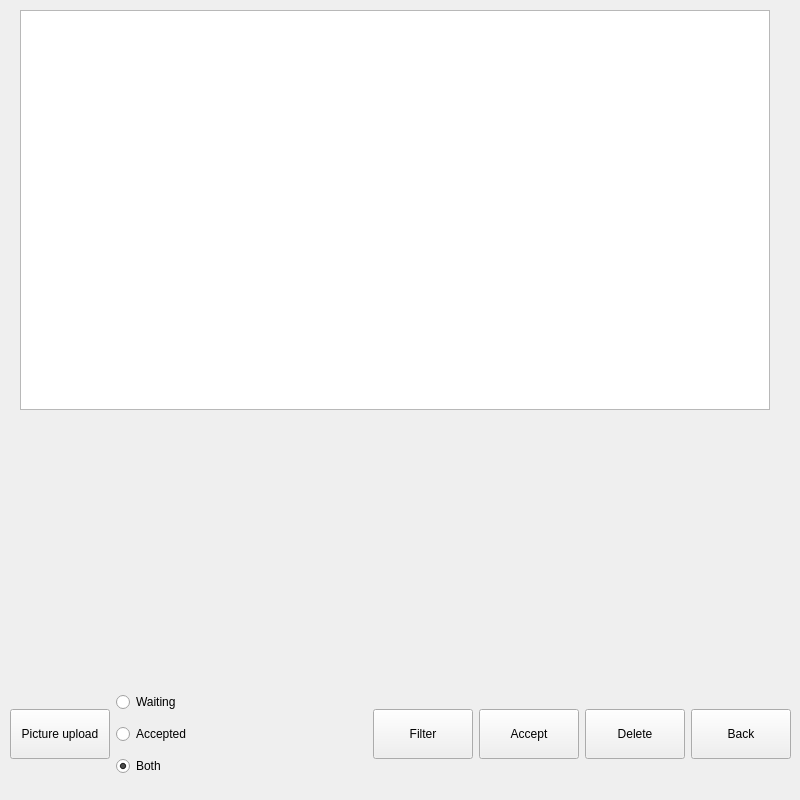
Qt form new_SNR/Project/UI/adminwindow.ui (Teaching-projects/SZE-Projektmunka-2019-Shoot-Run) before a commit.
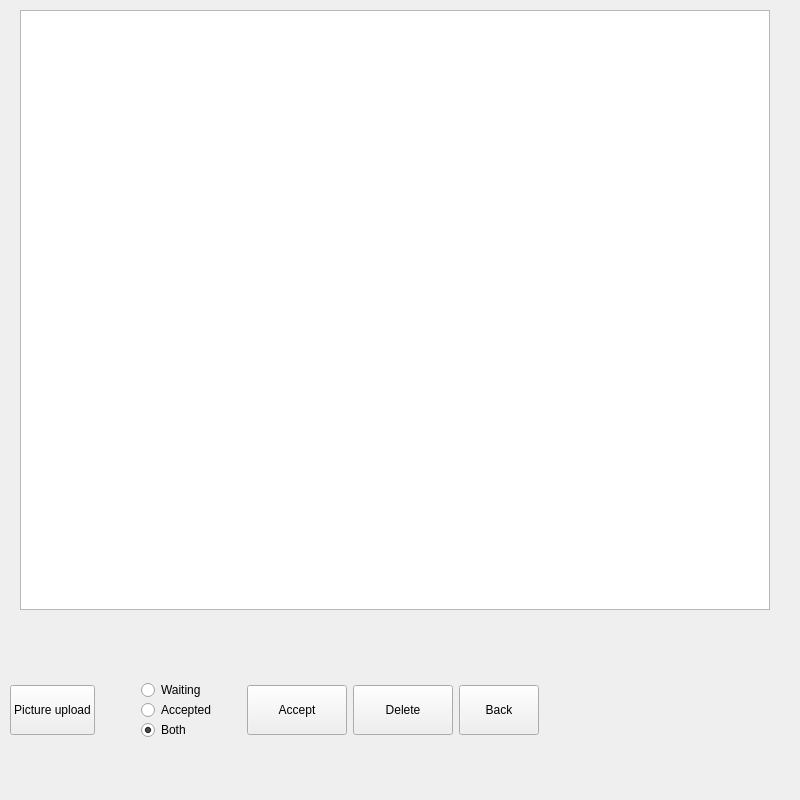
The same form after that commit. The open tabs and pages were chosen to show the change.

```diff
--- a/new_SNR/Project/UI/adminwindow.ui
+++ b/new_SNR/Project/UI/adminwindow.ui
@@ -25,6 +25,9 @@
   <property name="windowTitle">
    <string>ADMINPANEL</string>
   </property>
+  <property name="layoutDirection">
+   <enum>Qt::LeftToRight</enum>
+  </property>
   <layout class="QGridLayout" name="gridLayout_2">
    <property name="leftMargin">
     <number>0</number>
@@ -432,7 +435,7 @@
          <x>20</x>
          <y>10</y>
          <width>750</width>
-         <height>400</height>
+         <height>600</height>
         </rect>
        </property>
        <property name="sizePolicy">
@@ -444,15 +447,18 @@
        <property name="minimumSize">
         <size>
          <width>750</width>
-         <height>400</height>
+         <height>600</height>
         </size>
        </property>
        <property name="maximumSize">
         <size>
          <width>750</width>
-         <height>400</height>
+         <height>600</height>
         </size>
        </property>
+       <property name="layoutDirection">
+        <enum>Qt::LeftToRight</enum>
+       </property>
        <property name="lineWidth">
         <number>1</number>
        </property>
@@ -463,7 +469,7 @@
         <enum>Qt::ScrollBarAsNeeded</enum>
        </property>
        <property name="sizeAdjustPolicy">
-        <enum>QAbstractScrollArea::AdjustToContents</enum>
+        <enum>QAbstractScrollArea::AdjustIgnored</enum>
        </property>
        <property name="autoScroll">
         <bool>false</bool>
@@ -478,19 +484,22 @@
         <enum>QAbstractItemView::NoDragDrop</enum>
        </property>
        <property name="defaultDropAction">
-        <enum>Qt::CopyAction</enum>
+        <enum>Qt::IgnoreAction</enum>
+       </property>
+       <property name="alternatingRowColors">
+        <bool>false</bool>
        </property>
        <property name="selectionMode">
         <enum>QAbstractItemView::MultiSelection</enum>
        </property>
        <property name="iconSize">
         <size>
-         <width>400</width>
-         <height>400</height>
+         <width>350</width>
+         <height>350</height>
         </size>
        </property>
        <property name="textElideMode">
-        <enum>Qt::ElideMiddle</enum>
+        <enum>Qt::ElideNone</enum>
        </property>
        <property name="verticalScrollMode">
         <enum>QAbstractItemView::ScrollPerPixel</enum>
@@ -505,7 +514,7 @@
         <enum>QListView::LeftToRight</enum>
        </property>
        <property name="isWrapping" stdset="0">
-        <bool>false</bool>
+        <bool>true</bool>
        </property>
        <property name="resizeMode">
         <enum>QListView::Adjust</enum>
@@ -514,12 +523,12 @@
         <enum>QListView::Batched</enum>
        </property>
        <property name="spacing">
-        <number>100</number>
+        <number>20</number>
        </property>
        <property name="gridSize">
         <size>
-         <width>400</width>
-         <height>400</height>
+         <width>350</width>
+         <height>350</height>
         </size>
        </property>
        <property name="viewMode">
@@ -529,17 +538,23 @@
         <number>0</number>
        </property>
        <property name="uniformItemSizes">
-        <bool>false</bool>
-       </property>
-       <property name="wordWrap">
         <bool>true</bool>
        </property>
+       <property name="batchSize">
+        <number>10</number>
+       </property>
+       <property name="wordWrap">
+        <bool>false</bool>
+       </property>
        <property name="selectionRectVisible">
         <bool>true</bool>
        </property>
        <property name="itemAlignment">
         <set>Qt::AlignHCenter</set>
        </property>
+       <property name="currentRow">
+        <number>-1</number>
+       </property>
       </widget>
       <widget class="QWidget" name="horizontalLayoutWidget">
        <property name="geometry">
@@ -551,6 +566,9 @@
         </rect>
        </property>
        <layout class="QHBoxLayout" name="horizontalLayout">
+        <property name="sizeConstraint">
+         <enum>QLayout::SetFixedSize</enum>
+        </property>
         <property name="leftMargin">
          <number>10</number>
         </property>
@@ -573,13 +591,26 @@
           </property>
          </widget>
         </item>
+        <item>
+         <spacer name="horizontalSpacer">
+          <property name="orientation">
+           <enum>Qt::Horizontal</enum>
+          </property>
+          <property name="sizeHint" stdset="0">
+           <size>
+            <width>40</width>
+            <height>20</height>
+           </size>
+          </property>
+         </spacer>
+        </item>
         <item>
          <layout class="QVBoxLayout" name="verticalLayout">
           <property name="spacing">
            <number>0</number>
           </property>
           <property name="sizeConstraint">
-           <enum>QLayout::SetMinimumSize</enum>
+           <enum>QLayout::SetFixedSize</enum>
           </property>
           <item>
            <widget class="QRadioButton" name="image_waiting">
@@ -643,32 +674,6 @@
           </item>
          </layout>
         </item>
-        <item>
-         <widget class="QLabel" name="upload">
-          <property name="text">
-           <string/>
-          </property>
-         </widget>
-        </item>
-        <item>
-         <widget class="QPushButton" name="image_filter">
-          <property name="minimumSize">
-           <size>
-            <width>100</width>
-            <height>50</height>
-           </size>
-          </property>
-          <property name="maximumSize">
-           <size>
-            <width>100</width>
-            <height>50</height>
-           </size>
-          </property>
-          <property name="text">
-           <string>Filter</string>
-          </property>
-         </widget>
-        </item>
         <item>
          <widget class="QPushButton" name="image_accept">
           <property name="minimumSize">
```
Left out of the diff: 20 changed lines with no effect on the pictures.
